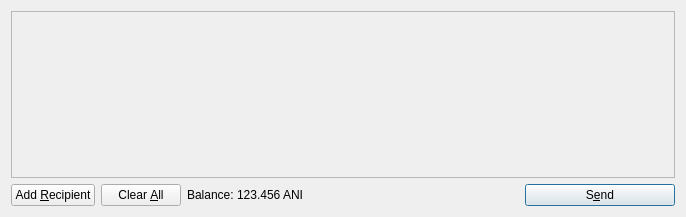
Before: the Qt Designer form src/qt/forms/sendcoinsdialog.ui in Animecointeam/Animecoin, drawn with Qt 5.
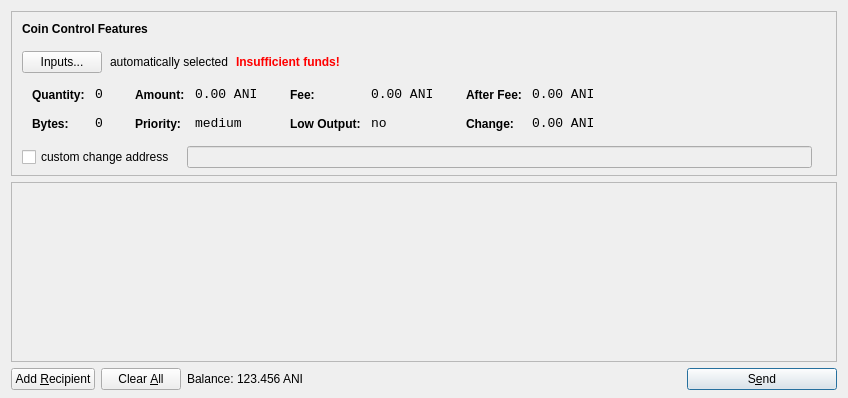
After: the same form once the commit is applied. Icons and pictures are not drawn.

Commit message: Enable coin control features. Updated the RU translation.

Diff of the .ui file:
```diff
--- a/src/qt/forms/sendcoinsdialog.ui
+++ b/src/qt/forms/sendcoinsdialog.ui
@@ -6,14 +6,624 @@
    <rect>
     <x>0</x>
     <y>0</y>
-    <width>686</width>
-    <height>217</height>
+    <width>848</width>
+    <height>398</height>
    </rect>
   </property>
   <property name="windowTitle">
    <string>Send Coins</string>
   </property>
-  <layout class="QVBoxLayout" name="verticalLayout">
+  <layout class="QVBoxLayout" name="verticalLayout" stretch="0,1,0">
+   <property name="bottomMargin">
+    <number>8</number>
+   </property>
+   <item>
+    <widget class="QFrame" name="frameCoinControl">
+     <property name="sizePolicy">
+      <sizepolicy hsizetype="Expanding" vsizetype="Expanding">
+       <horstretch>0</horstretch>
+       <verstretch>0</verstretch>
+      </sizepolicy>
+     </property>
+     <property name="maximumSize">
+      <size>
+       <width>16777215</width>
+       <height>16777215</height>
+      </size>
+     </property>
+     <property name="frameShape">
+      <enum>QFrame::StyledPanel</enum>
+     </property>
+     <property name="frameShadow">
+      <enum>QFrame::Sunken</enum>
+     </property>
+     <layout class="QVBoxLayout" name="verticalLayoutCoinControl2">
+      <property name="spacing">
+       <number>-1</number>
+      </property>
+      <property name="leftMargin">
+       <number>0</number>
+      </property>
+      <property name="topMargin">
+       <number>0</number>
+      </property>
+      <property name="rightMargin">
+       <number>0</number>
+      </property>
+      <property name="bottomMargin">
+       <number>6</number>
+      </property>
+      <item>
+       <layout class="QVBoxLayout" name="verticalLayoutCoinControl" stretch="0,0,0,0,1">
+        <property name="spacing">
+         <number>0</number>
+        </property>
+        <property name="leftMargin">
+         <number>10</number>
+        </property>
+        <property name="topMargin">
+         <number>10</number>
+        </property>
+        <item>
+         <layout class="QHBoxLayout" name="horizontalLayoutCoinControl1">
+          <property name="bottomMargin">
+           <number>15</number>
+          </property>
+          <item>
+           <widget class="QLabel" name="labelCoinControlFeatures">
+            <property name="sizePolicy">
+             <sizepolicy hsizetype="Preferred" vsizetype="Maximum">
+              <horstretch>0</horstretch>
+              <verstretch>0</verstretch>
+             </sizepolicy>
+            </property>
+            <property name="font">
+             <font>
+              <weight>75</weight>
+              <bold>true</bold>
+             </font>
+            </property>
+            <property name="styleSheet">
+             <string notr="true">font-weight:bold;</string>
+            </property>
+            <property name="text">
+             <string>Coin Control Features</string>
+            </property>
+           </widget>
+          </item>
+         </layout>
+        </item>
+        <item>
+         <layout class="QHBoxLayout" name="horizontalLayoutCoinControl2" stretch="0,0,0,0">
+          <property name="spacing">
+           <number>8</number>
+          </property>
+          <property name="bottomMargin">
+           <number>10</number>
+          </property>
+          <item>
+           <widget class="QPushButton" name="pushButtonCoinControl">
+            <property name="styleSheet">
+             <string notr="true"/>
+            </property>
+            <property name="text">
+             <string>Inputs...</string>
+            </property>
+           </widget>
+          </item>
+          <item>
+           <widget class="QLabel" name="labelCoinControlAutomaticallySelected">
+            <property name="text">
+             <string>automatically selected</string>
+            </property>
+            <property name="margin">
+             <number>5</number>
+            </property>
+           </widget>
+          </item>
+          <item>
+           <widget class="QLabel" name="labelCoinControlInsuffFunds">
+            <property name="font">
+             <font>
+              <weight>75</weight>
+              <bold>true</bold>
+             </font>
+            </property>
+            <property name="styleSheet">
+             <string notr="true">color:red;font-weight:bold;</string>
+            </property>
+            <property name="text">
+             <string>Insufficient funds!</string>
+            </property>
+            <property name="margin">
+             <number>5</number>
+            </property>
+           </widget>
+          </item>
+          <item>
+           <spacer name="horizontalSpacerCoinControl">
+            <property name="orientation">
+             <enum>Qt::Horizontal</enum>
+            </property>
+            <property name="sizeHint" stdset="0">
+             <size>
+              <width>40</width>
+              <height>1</height>
+             </size>
+            </property>
+           </spacer>
+          </item>
+         </layout>
+        </item>
+        <item>
+         <widget class="QWidget" name="widgetCoinControl" native="true">
+          <property name="sizePolicy">
+           <sizepolicy hsizetype="Preferred" vsizetype="Preferred">
+            <horstretch>0</horstretch>
+            <verstretch>0</verstretch>
+           </sizepolicy>
+          </property>
+          <property name="minimumSize">
+           <size>
+            <width>0</width>
+            <height>0</height>
+           </size>
+          </property>
+          <property name="styleSheet">
+           <string notr="true"/>
+          </property>
+          <layout class="QHBoxLayout" name="horizontalLayoutCoinControl5">
+           <property name="leftMargin">
+            <number>0</number>
+           </property>
+           <property name="topMargin">
+            <number>0</number>
+           </property>
+           <property name="rightMargin">
+            <number>0</number>
+           </property>
+           <property name="bottomMargin">
+            <number>0</number>
+           </property>
+           <item>
+            <layout class="QHBoxLayout" name="horizontalLayoutCoinControl3" stretch="0,0,0,1">
+             <property name="spacing">
+              <number>20</number>
+             </property>
+             <property name="topMargin">
+              <number>0</number>
+             </property>
+             <property name="bottomMargin">
+              <number>10</number>
+             </property>
+             <item>
+              <layout class="QFormLayout" name="formLayoutCoinControl1">
+               <property name="horizontalSpacing">
+                <number>10</number>
+               </property>
+               <property name="verticalSpacing">
+                <number>14</number>
+               </property>
+               <property name="leftMargin">
+                <number>10</number>
+               </property>
+               <property name="topMargin">
+                <number>4</number>
+               </property>
+               <property name="rightMargin">
+                <number>6</number>
+               </property>
+               <item row="0" column="0">
+                <widget class="QLabel" name="labelCoinControlQuantityText">
+                 <property name="styleSheet">
+                  <string notr="true">font-weight:bold;</string>
+                 </property>
+                 <property name="text">
+                  <string>Quantity:</string>
+                 </property>
+                 <property name="margin">
+                  <number>0</number>
+                 </property>
+                </widget>
+               </item>
+               <item row="0" column="1">
+                <widget class="QLabel" name="labelCoinControlQuantity">
+                 <property name="font">
+                  <font>
+                   <family>Monospace</family>
+                   <pointsize>10</pointsize>
+                  </font>
+                 </property>
+                 <property name="cursor">
+                  <cursorShape>IBeamCursor</cursorShape>
+                 </property>
+                 <property name="contextMenuPolicy">
+                  <enum>Qt::ActionsContextMenu</enum>
+                 </property>
+                 <property name="text">
+                  <string notr="true">0</string>
+                 </property>
+                 <property name="margin">
+                  <number>0</number>
+                 </property>
+                 <property name="textInteractionFlags">
+                  <set>Qt::LinksAccessibleByMouse|Qt::TextSelectableByKeyboard|Qt::TextSelectableByMouse</set>
+                 </property>
+                </widget>
+               </item>
+               <item row="1" column="0">
+                <widget class="QLabel" name="labelCoinControlBytesText">
+                 <property name="styleSheet">
+                  <string notr="true">font-weight:bold;</string>
+                 </property>
+                 <property name="text">
+                  <string>Bytes:</string>
+                 </property>
+                </widget>
+               </item>
+               <item row="1" column="1">
+                <widget class="QLabel" name="labelCoinControlBytes">
+                 <property name="font">
+                  <font>
+                   <family>Monospace</family>
+                   <pointsize>10</pointsize>
+                  </font>
+                 </property>
+                 <property name="cursor">
+                  <cursorShape>IBeamCursor</cursorShape>
+                 </property>
+                 <property name="contextMenuPolicy">
+                  <enum>Qt::ActionsContextMenu</enum>
+                 </property>
+                 <property name="text">
+                  <string notr="true">0</string>
+                 </property>
+                 <property name="textInteractionFlags">
+                  <set>Qt::LinksAccessibleByMouse|Qt::TextSelectableByKeyboard|Qt::TextSelectableByMouse</set>
+                 </property>
+                </widget>
+               </item>
+              </layout>
+             </item>
+             <item>
+              <layout class="QFormLayout" name="formLayoutCoinControl2">
+               <property name="horizontalSpacing">
+                <number>10</number>
+               </property>
+               <property name="verticalSpacing">
+                <number>14</number>
+               </property>
+               <property name="leftMargin">
+                <number>6</number>
+               </property>
+               <property name="topMargin">
+                <number>4</number>
+               </property>
+               <property name="rightMargin">
+                <number>6</number>
+               </property>
+               <item row="0" column="0">
+                <widget class="QLabel" name="labelCoinControlAmountText">
+                 <property name="styleSheet">
+                  <string notr="true">font-weight:bold;</string>
+                 </property>
+                 <property name="text">
+                  <string>Amount:</string>
+                 </property>
+                 <property name="margin">
+                  <number>0</number>
+                 </property>
+                </widget>
+               </item>
+               <item row="0" column="1">
+                <widget class="QLabel" name="labelCoinControlAmount">
+                 <property name="font">
+                  <font>
+                   <family>Monospace</family>
+                   <pointsize>10</pointsize>
+                  </font>
+                 </property>
+                 <property name="cursor">
+                  <cursorShape>IBeamCursor</cursorShape>
+                 </property>
+                 <property name="contextMenuPolicy">
+                  <enum>Qt::ActionsContextMenu</enum>
+                 </property>
+                 <property name="text">
+                  <string notr="true">0.00 ANI</string>
+                 </property>
+                 <property name="textInteractionFlags">
+                  <set>Qt::LinksAccessibleByMouse|Qt::TextSelectableByKeyboard|Qt::TextSelectableByMouse</set>
+                 </property>
+                </widget>
+               </item>
+               <item row="1" column="0">
+                <widget class="QLabel" name="labelCoinControlPriorityText">
+                 <property name="styleSheet">
+                  <string notr="true">font-weight:bold;</string>
+                 </property>
+                 <property name="text">
+                  <string>Priority:</string>
+                 </property>
+                </widget>
+               </item>
+               <item row="1" column="1">
+                <widget class="QLabel" name="labelCoinControlPriority">
+                 <property name="font">
+                  <font>
+                   <family>Monospace</family>
+                   <pointsize>10</pointsize>
+                  </font>
+                 </property>
+                 <property name="cursor">
+                  <cursorShape>IBeamCursor</cursorShape>
+                 </property>
+                 <property name="contextMenuPolicy">
+                  <enum>Qt::ActionsContextMenu</enum>
+                 </property>
+                 <property name="text">
+                  <string>medium</string>
+                 </property>
+                 <property name="textInteractionFlags">
+                  <set>Qt::LinksAccessibleByMouse|Qt::TextSelectableByKeyboard|Qt::TextSelectableByMouse</set>
+                 </property>
+                </widget>
+               </item>
+              </layout>
+             </item>
+             <item>
+              <layout class="QFormLayout" name="formLayoutCoinControl3">
+               <property name="horizontalSpacing">
+                <number>10</number>
+               </property>
+               <property name="verticalSpacing">
+                <number>14</number>
+               </property>
+               <property name="leftMargin">
+                <number>6</number>
+               </property>
+               <property name="topMargin">
+                <number>4</number>
+               </property>
+               <property name="rightMargin">
+                <number>6</number>
+               </property>
+               <item row="0" column="0">
+                <widget class="QLabel" name="labelCoinControlFeeText">
+                 <property name="styleSheet">
+                  <string notr="true">font-weight:bold;</string>
+                 </property>
+                 <property name="text">
+                  <string>Fee:</string>
+                 </property>
+                 <property name="margin">
+                  <number>0</number>
+                 </property>
+                </widget>
+               </item>
+               <item row="0" column="1">
+                <widget class="QLabel" name="labelCoinControlFee">
+                 <property name="font">
+                  <font>
+                   <family>Monospace</family>
+                   <pointsize>10</pointsize>
+                  </font>
+                 </property>
+                 <property name="cursor">
+                  <cursorShape>IBeamCursor</cursorShape>
+                 </property>
+                 <property name="contextMenuPolicy">
+                  <enum>Qt::ActionsContextMenu</enum>
+                 </property>
+                 <property name="text">
+                  <string notr="true">0.00 ANI</string>
+                 </property>
+                 <property name="textInteractionFlags">
+                  <set>Qt::LinksAccessibleByMouse|Qt::TextSelectableByKeyboard|Qt::TextSelectableByMouse</set>
+                 </property>
+                </widget>
+               </item>
+               <item row="1" column="0">
+                <widget class="QLabel" name="labelCoinControlLowOutputText">
+                 <property name="styleSheet">
+                  <string notr="true">font-weight:bold;</string>
+                 </property>
+                 <property name="text">
+                  <string>Low Output:</string>
+                 </property>
+                </widget>
+               </item>
+               <item row="1" column="1">
+                <widget class="QLabel" name="labelCoinControlLowOutput">
+                 <property name="font">
+                  <font>
+                   <family>Monospace</family>
+                   <pointsize>10</pointsize>
+                  </font>
+                 </property>
+                 <property name="cursor">
+                  <cursorShape>IBeamCursor</cursorShape>
+                 </property>
+                 <property name="contextMenuPolicy">
+                  <enum>Qt::ActionsContextMenu</enum>
+                 </property>
+                 <property name="text">
+                  <string>no</string>
+                 </property>
+                 <property name="textInteractionFlags">
+                  <set>Qt::LinksAccessibleByMouse|Qt::TextSelectableByKeyboard|Qt::TextSelectableByMouse</set>
+                 </property>
+                </widget>
+               </item>
+              </layout>
+             </item>
+             <item>
+              <layout class="QFormLayout" name="formLayoutCoinControl4">
+               <property name="horizontalSpacing">
+                <number>10</number>
+               </property>
+               <property name="verticalSpacing">
+                <number>14</number>
+               </property>
+               <property name="leftMargin">
+                <number>6</number>
+               </property>
+               <property name="topMargin">
+                <number>4</number>
+               </property>
+               <property name="rightMargin">
+                <number>6</number>
+               </property>
+               <item row="0" column="0">
+                <widget class="QLabel" name="labelCoinControlAfterFeeText">
+                 <property name="styleSheet">
+                  <string notr="true">font-weight:bold;</string>
+                 </property>
+                 <property name="text">
+                  <string>After Fee:</string>
+                 </property>
+                 <property name="margin">
+                  <number>0</number>
+                 </property>
+                </widget>
+               </item>
+               <item row="0" column="1">
+                <widget class="QLabel" name="labelCoinControlAfterFee">
+                 <property name="font">
+                  <font>
+                   <family>Monospace</family>
+                   <pointsize>10</pointsize>
+                  </font>
+                 </property>
+                 <property name="cursor">
+                  <cursorShape>IBeamCursor</cursorShape>
+                 </property>
+                 <property name="contextMenuPolicy">
+                  <enum>Qt::ActionsContextMenu</enum>
+                 </property>
+                 <property name="text">
+                  <string notr="true">0.00 ANI</string>
+                 </property>
+                 <property name="textInteractionFlags">
+                  <set>Qt::LinksAccessibleByMouse|Qt::TextSelectableByKeyboard|Qt::TextSelectableByMouse</set>
+                 </property>
+                </widget>
+               </item>
+               <item row="1" column="0">
+                <widget class="QLabel" name="labelCoinControlChangeText">
+                 <property name="styleSheet">
+                  <string notr="true">font-weight:bold;</string>
+                 </property>
+                 <property name="text">
+                  <string>Change:</string>
+                 </property>
+                </widget>
+               </item>
+               <item row="1" column="1">
+                <widget class="QLabel" name="labelCoinControlChange">
+                 <property name="font">
+                  <font>
+                   <family>Monospace</family>
+                   <pointsize>10</pointsize>
+                  </font>
+                 </property>
+                 <property name="cursor">
+                  <cursorShape>IBeamCursor</cursorShape>
+                 </property>
+                 <property name="contextMenuPolicy">
+                  <enum>Qt::ActionsContextMenu</enum>
+                 </property>
+                 <property name="text">
+                  <string notr="true">0.00 ANI</string>
+                 </property>
+                 <property name="textInteractionFlags">
+                  <set>Qt::LinksAccessibleByMouse|Qt::TextSelectableByKeyboard|Qt::TextSelectableByMouse</set>
+                 </property>
+                </widget>
+               </item>
+              </layout>
+             </item>
+            </layout>
+           </item>
+          </layout>
+         </widget>
+        </item>
+        <item>
+         <layout class="QHBoxLayout" name="horizontalLayoutCoinControl4" stretch="0,0,0">
+          <property name="spacing">
+           <number>12</number>
+          </property>
+          <property name="sizeConstraint">
+           <enum>QLayout::SetDefaultConstraint</enum>
+          </property>
+          <property name="topMargin">
+           <number>5</number>
+          </property>
+          <property name="rightMargin">
+           <number>5</number>
+          </property>
+          <item>
+           <widget class="QCheckBox" name="checkBoxCoinControlChange">
+            <property name="text">
+             <string>custom change address</string>
+            </property>
+           </widget>
+          </item>
+          <item>
+           <widget class="QLineEdit" name="lineEditCoinControlChange">
+            <property name="enabled">
+             <bool>false</bool>
+            </property>
+            <property name="sizePolicy">
+             <sizepolicy hsizetype="Expanding" vsizetype="Fixed">
+              <horstretch>0</horstretch>
+              <verstretch>0</verstretch>
+             </sizepolicy>
+            </property>
+           </widget>
+          </item>
+          <item>
+           <widget class="QLabel" name="labelCoinControlChangeLabel">
+            <property name="sizePolicy">
+             <sizepolicy hsizetype="Preferred" vsizetype="Expanding">
+              <horstretch>0</horstretch>
+              <verstretch>0</verstretch>
+             </sizepolicy>
+            </property>
+            <property name="minimumSize">
+             <size>
+              <width>0</width>
+              <height>0</height>
+             </size>
+            </property>
+            <property name="text">
+             <string/>
+            </property>
+            <property name="margin">
+             <number>3</number>
+            </property>
+           </widget>
+          </item>
+         </layout>
+        </item>
+        <item>
+         <spacer name="verticalSpacerCoinControl">
+          <property name="orientation">
+           <enum>Qt::Vertical</enum>
+          </property>
+          <property name="sizeHint" stdset="0">
+           <size>
+            <width>800</width>
+            <height>1</height>
+           </size>
+          </property>
+         </spacer>
+        </item>
+       </layout>
+      </item>
+     </layout>
+    </widget>
+   </item>
    <item>
     <widget class="QScrollArea" name="scrollArea">
      <property name="widgetResizable">
@@ -24,8 +634,8 @@
        <rect>
         <x>0</x>
         <y>0</y>
-        <width>666</width>
-        <height>165</height>
+        <width>834</width>
+        <height>155</height>
        </rect>
       </property>
       <layout class="QVBoxLayout" name="verticalLayout_2">
```
Left out of the diff: 11 changed lines with no effect on the pictures. The commit also changes 75 other files.
